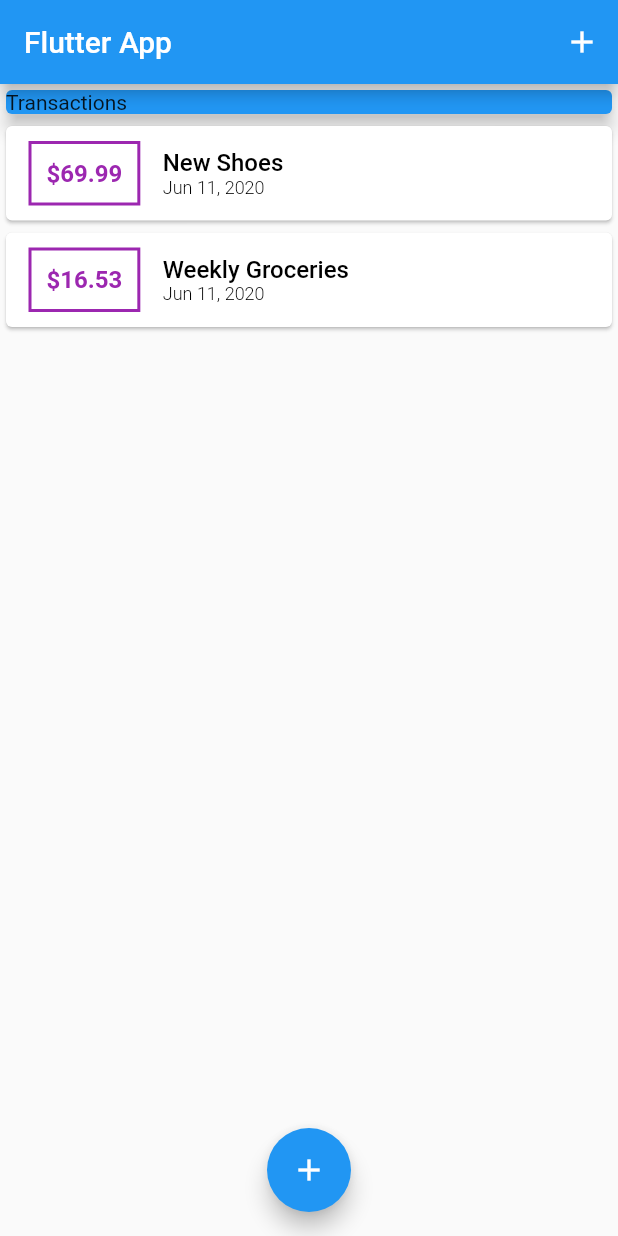
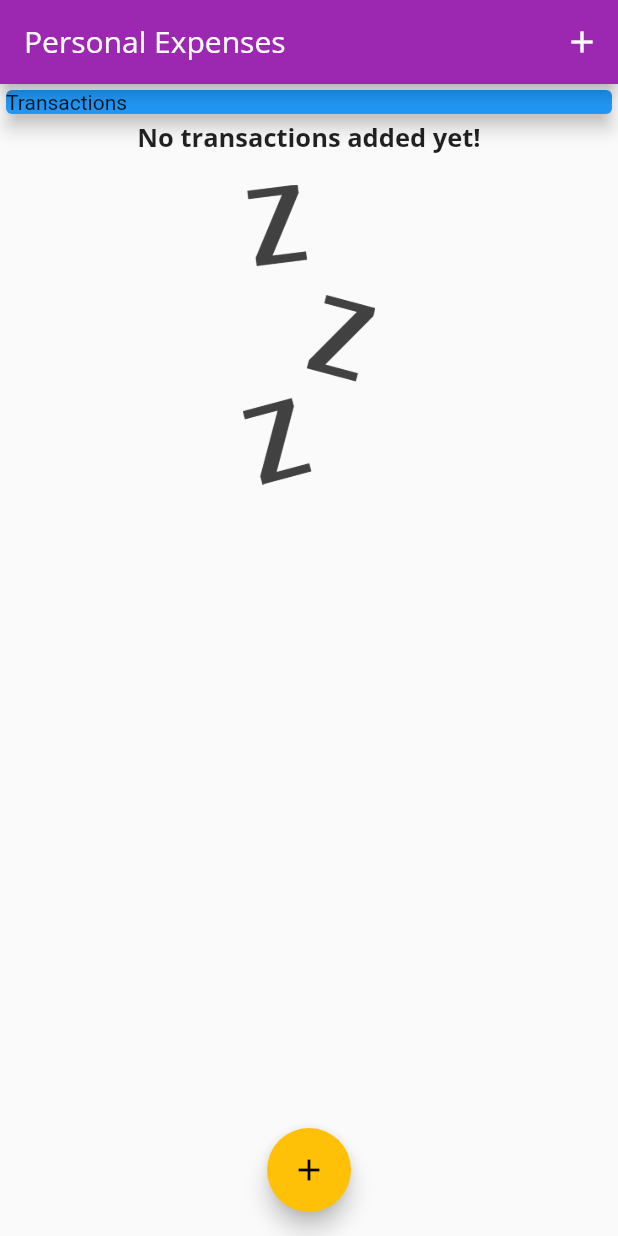
Before and after one commit to mitchtabian/FlutterPlayground, a Flutter app: the screen it shows after launch, on a phone screen of 412 x 824 dp. Run offline on Flutter 3.47's test engine with Material 2 defaults, Android fonts, the phone set to English and light mode, and no system bars.

Commit message:
Add default images and fonts

```diff
--- a/lib/main.dart
+++ b/lib/main.dart
@@ -17,7 +17,27 @@ class _MyAppState extends State<MyApp> {
   @override
   Widget build(BuildContext context) {
     return MaterialApp(
-      title: "Flutter App",
+      title: "Personal Expenses",
+      theme: ThemeData(
+          primarySwatch: Colors.purple,
+          accentColor: Colors.amber,
+          fontFamily: "Quicksand",
+          textTheme: ThemeData.light().textTheme.copyWith(
+            headline6: TextStyle(
+              fontFamily: "OpenSans",
+              fontSize: 17,
+              fontWeight: FontWeight.bold,
+            ),
+          ),
+          appBarTheme: AppBarTheme(
+            textTheme: ThemeData.light().textTheme.copyWith(
+                headline6: TextStyle(
+                  fontFamily: "OpenSans",
+                  fontSize: 20,
+                ),
+            ),
+          )
+      ),
       home: MyHomePage(),
     );
   }
@@ -32,18 +52,18 @@ class MyHomePage extends StatefulWidget {
 class _MyHomePageState extends State<MyHomePage> {
 
   final List<Transaction> _userTransactions = [
-    Transaction(
-        id: "t1",
-        title: "New Shoes",
-        amount: 69.99,
-        date: DateTime.now()
-    ),
-    Transaction(
-        id: "t2",
-        title: "Weekly Groceries",
-        amount: 16.53,
-        date: DateTime.now()
-    ),
+//    Transaction(
+//        id: "t1",
+//        title: "New Shoes",
+//        amount: 69.99,
+//        date: DateTime.now()
+//    ),
+//    Transaction(
+//        id: "t2",
+//        title: "Weekly Groceries",
+//        amount: 16.53,
+//        date: DateTime.now()
+//    ),
   ];
 
 
@@ -69,7 +89,7 @@ class _MyHomePageState extends State<MyHomePage> {
   Widget build(BuildContext context) {
     return Scaffold(
         appBar: AppBar(
-          title: Text("Flutter App"),
+          title: Text("Personal Expenses",),
           actions: <Widget>[
             IconButton(
               icon: Icon(Icons.add),
--- a/lib/widgets/new_transaction.dart
+++ b/lib/widgets/new_transaction.dart
@@ -27,6 +27,7 @@ class _NewTransactionState extends State<NewTransaction> {
       return;
     }
     widget._addNewTx(enteredTitle, enteredAmount);
+    Navigator.of(context).pop();
   }
 
   @override
--- a/lib/widgets/transaction_list.dart
+++ b/lib/widgets/transaction_list.dart
@@ -14,7 +14,22 @@ class TransactionList extends StatelessWidget {
   Widget build(BuildContext context) {
     return Container(
       height: 300,
-      child: ListView.builder(
+      child: _userTransactions.isEmpty ? Column(
+        children: <Widget>[
+          Text(
+            "No transactions added yet!",
+            style: Theme.of(context).textTheme.headline6,
+          ),
+          SizedBox(height: 20,),
+          Container(
+            child: Image.asset(
+              "assets/images/waiting.png",
+              fit: BoxFit.cover,
+            ),
+            height: 200,
+          ),
+        ]
+      ) : ListView.builder(
         itemBuilder: (ctx, index) {
           return Card(
             child: Row(
@@ -25,7 +40,7 @@ class TransactionList extends StatelessWidget {
                     style: TextStyle(
                       fontWeight: FontWeight.bold,
                       fontSize: MediumTextSize,
-                      color: Colors.purple,
+                      color: Theme.of(context).primaryColor,
                     ),
                   ),
                   margin: EdgeInsets.symmetric(
@@ -34,7 +49,7 @@ class TransactionList extends StatelessWidget {
                   ),
                   decoration: BoxDecoration(
                       border: Border.all(
-                        color: Colors.purple,
+                        color: Theme.of(context).primaryColor,
                         width: DefaultBorderWidth,
                       )
                   ),
@@ -47,11 +62,7 @@ class TransactionList extends StatelessWidget {
                     Container(
                       child: Text(
                         "${_userTransactions[index].title.toString()}",
-                        style: TextStyle(
-                          fontWeight: FontWeight.w500,
-                          fontSize: MediumTextSize,
-                          color: Colors.black,
-                        ),
+                        style: Theme.of(context).textTheme.headline6,
                       ),
                     ),
                     Container(
```
Also changed, not shown: pubspec.yaml (+16 -4 lines), assets/fonts/OpenSans-Bold.ttf (added), assets/fonts/OpenSans-Regular.ttf (added), assets/fonts/Quicksand-Bold.ttf (added), assets/fonts/Quicksand-Light.ttf (added), assets/fonts/Quicksand-Medium.ttf (added), assets/fonts/Quicksand-Regular.ttf (added), assets/images/waiting.png (added).
